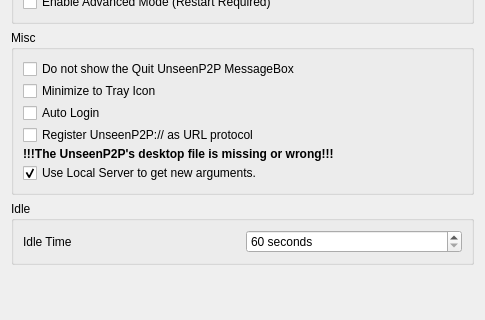
The window that retroshare-gui/src/gui/settings/GeneralPage.ui (unseenp2pdev/RetroShare) describes before a commit, drawn with Qt 5; both pictures show x 0 to 485 and y 159 to 479 of the 485 by 479 pixel window.
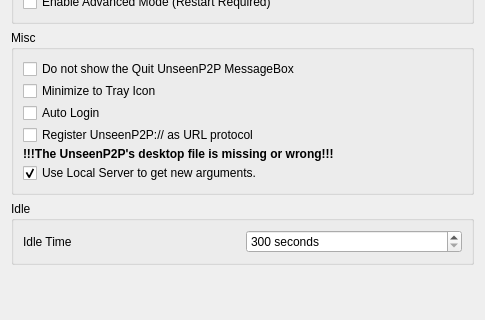
The same window after the commit. Icons and pictures are not drawn.

Commit message: idle time: 300s

Diff of the .ui file:
```diff
--- a/retroshare-gui/src/gui/settings/GeneralPage.ui
+++ b/retroshare-gui/src/gui/settings/GeneralPage.ui
@@ -200,7 +200,7 @@
          <string/>
         </property>
         <property name="minimum">
-         <number>60</number>
+         <number>300</number>
         </property>
         <property name="maximum">
          <number>1000</number>
```
